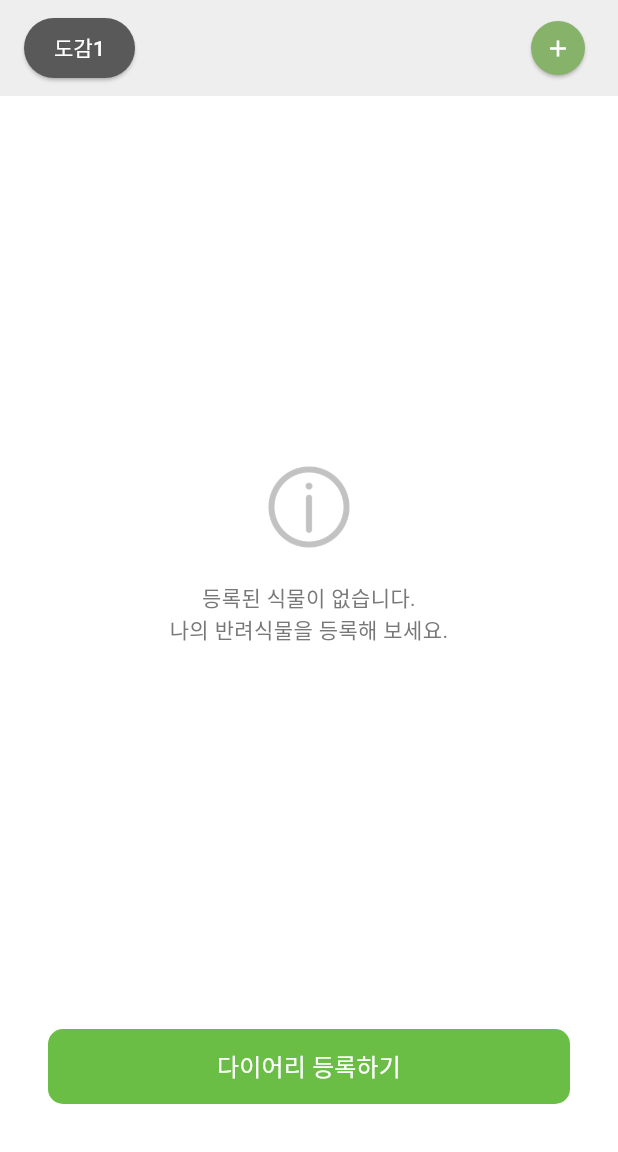
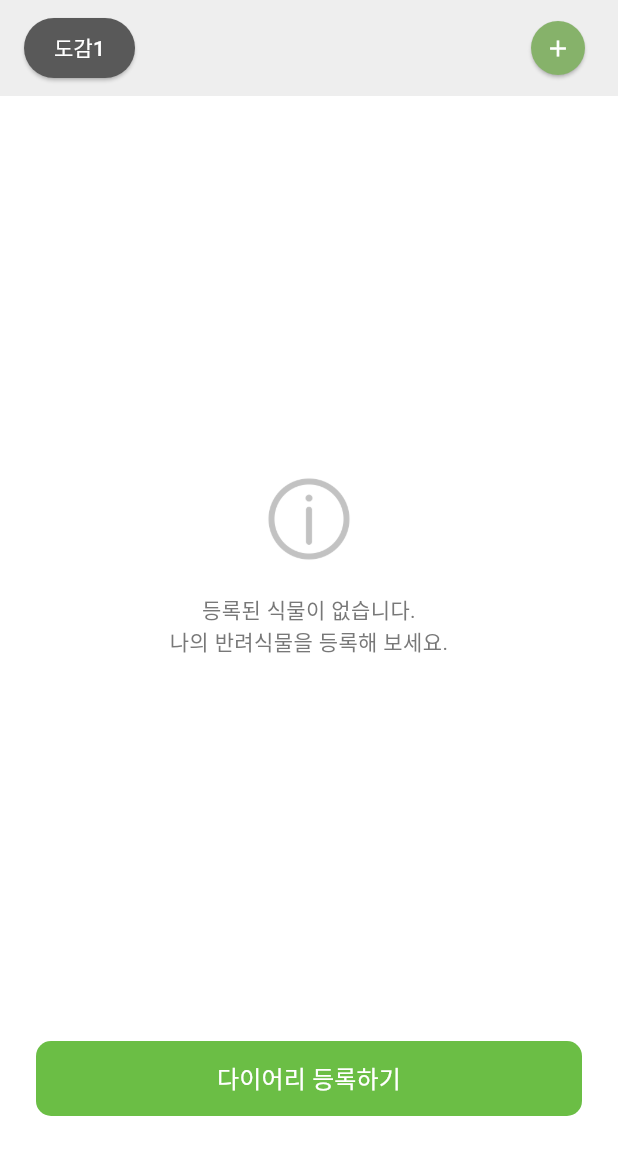
Before and after one commit to kimjaehui02/WonRoom, a Flutter app: the MyplantNull screen opened directly, on a phone screen of 412 x 824 dp, the part 84-1236 px from its top. Run offline on Flutter 3.47's test engine with Material 3 defaults, Android fonts, the phone set to English and light mode, and no system bars.

Commit message:
padding 변경
padding 변경

```diff
--- a/wonroom/lib/main.dart
+++ b/wonroom/lib/main.dart
@@ -18,7 +18,7 @@ class MyApp extends StatelessWidget {
   @override
   Widget build(BuildContext context) {
     return MaterialApp(
-    home: Index(),
+    home: MyplantNull(),
     );
   }
 }
--- a/wonroom/lib/myPlantNull.dart
+++ b/wonroom/lib/myPlantNull.dart
@@ -104,7 +104,7 @@ class MyplantNull extends StatelessWidget {
             // 하단 버튼
             Container(
               width: double.infinity,
-              padding: EdgeInsets.all(32),
+              padding: EdgeInsets.all(24),
               child: ElevatedButton(
                 onPressed: () {
                   // 도감 등록하기 버튼 클릭 시 실행될 코드
```
